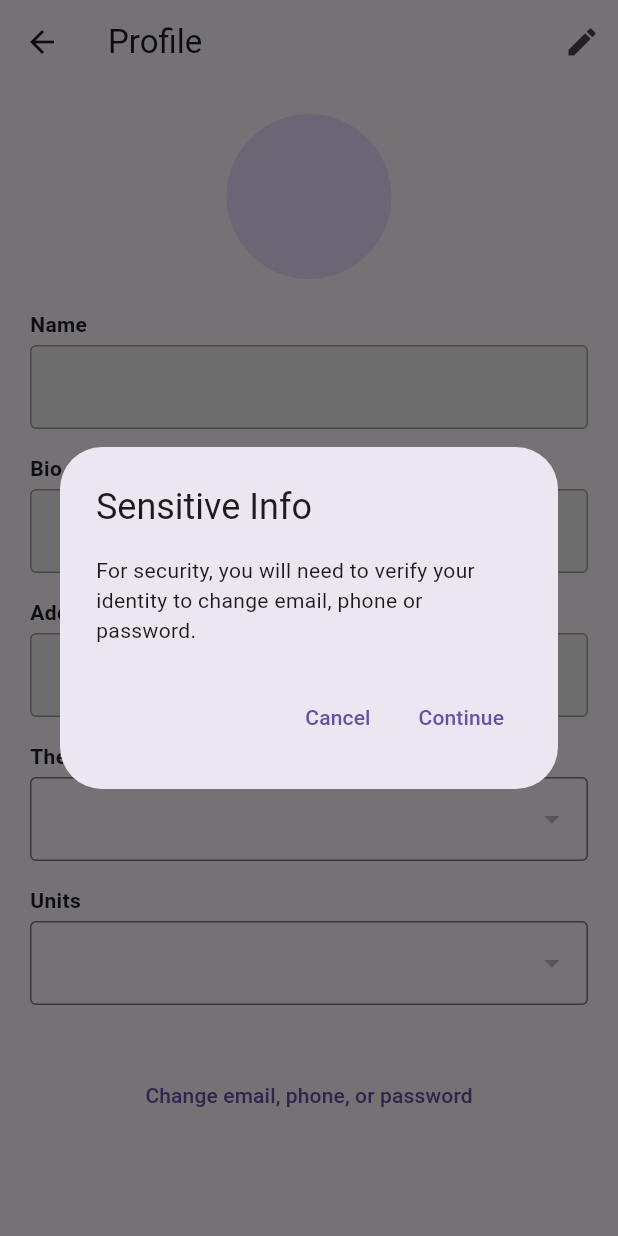
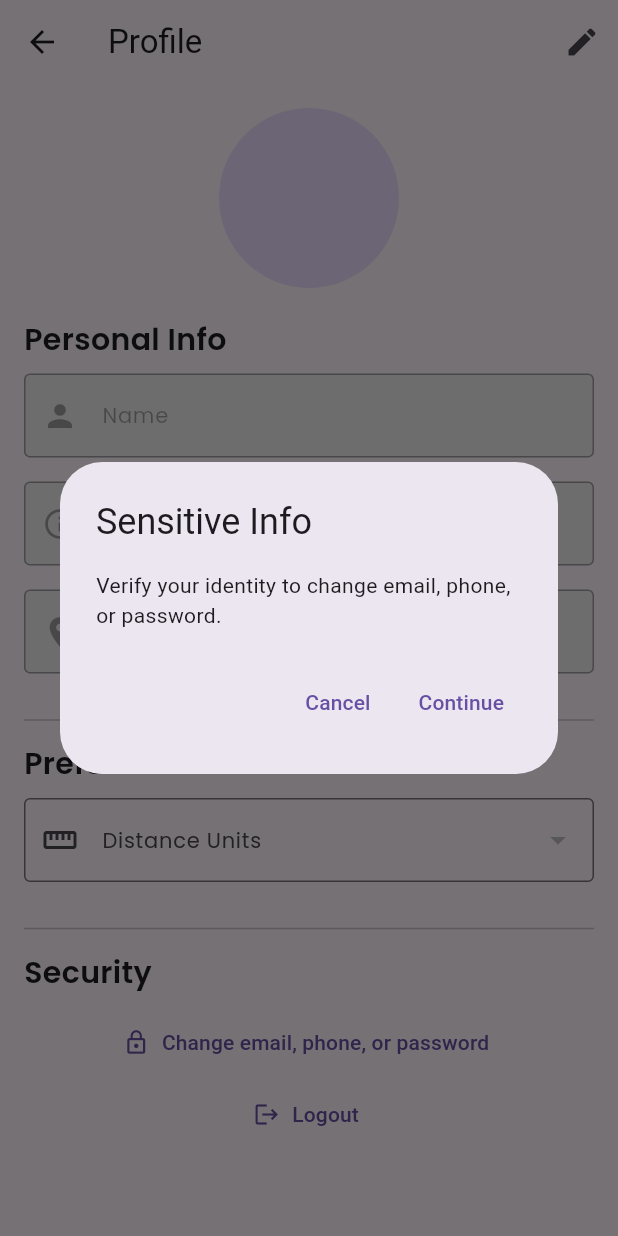
Before and after one commit to AlexCheow/Journey-Mate, a Flutter app: the ProfileScreen screen opened directly, after a tap on "Change email, phone, or password", on a phone screen of 412 x 824 dp. Run offline on Flutter 3.47's test engine with Material 3 defaults, Android fonts, the phone set to English and light mode, and no system bars; our stand-ins replace animate_do, camera, cloud_firestore, dio, firebase_auth, firebase_core and 9 more; accounts and stored records are empty.

Commit message:
Update pubspec.yaml, profile.dart and AndroidManifest.xml

```diff
--- a/lib/screens/profile.dart
+++ b/lib/screens/profile.dart
@@ -1,11 +1,14 @@
+// ignore_for_file: use_build_context_synchronously
+//lib/screens/profile.dart
+// ignore_for_file: use_build_context_synchronously
+import 'dart:io';
+import 'package:cloud_firestore/cloud_firestore.dart';
+import 'package:firebase_storage/firebase_storage.dart';
 import 'package:flutter/material.dart';
-import 'package:cloud_firestore/cloud_firestore.dart';
 import 'package:firebase_auth/firebase_auth.dart';
+import 'package:image_picker/image_picker.dart';
 import 'package:shared_preferences/shared_preferences.dart';
-import 'package:image_picker/image_picker.dart';
-import 'package:firebase_storage/firebase_storage.dart';
-import 'dart:io';
-
+import 'package:google_fonts/google_fonts.dart';
 
 class ProfileScreen extends StatefulWidget {
   const ProfileScreen({super.key});
@@ -17,13 +20,13 @@ class ProfileScreen extends StatefulWidget {
 class _ProfileScreenState extends State<ProfileScreen> {
   Map<String, dynamic>? userData;
   bool isEditing = false;
+  bool isSaving = false;
   final picker = ImagePicker();
   File? _newProfileImage;
   final _formKey = GlobalKey<FormState>();
-  final TextEditingController nameController = TextEditingController();
-  final TextEditingController bioController = TextEditingController();
-  final TextEditingController addressController = TextEditingController();
-  String theme = 'dark';
+  final nameController = TextEditingController();
+  final bioController = TextEditingController();
+  final addressController = TextEditingController();
   String unit = 'km';
 
   @override
@@ -43,7 +46,6 @@ class _ProfileScreenState extends State<ProfileScreen> {
           nameController.text = userData?['name'] ?? '';
           bioController.text = userData?['bio'] ?? '';
           addressController.text = userData?['address'] ?? '';
-          theme = userData?['preferences']?['theme'] ?? 'dark';
           unit = userData?['preferences']?['units'] ?? 'km';
         });
       }
@@ -51,6 +53,8 @@ class _ProfileScreenState extends State<ProfileScreen> {
   }
 
   Future<void> _saveChanges() async {
+    if (!_formKey.currentState!.validate()) return;
+    setState(() => isSaving = true);
     final prefs = await SharedPreferences.getInstance();
     final uid = prefs.getString('uid');
     if (uid == null) return;
@@ -60,139 +64,65 @@ class _ProfileScreenState extends State<ProfileScreen> {
       'bio': bioController.text.trim(),
       'address': addressController.text.trim(),
       'preferences': {
-        'theme': theme,
         'units': unit,
       }
     };
 
     if (_newProfileImage != null) {
-      final fileName = 'profile_$uid.jpg';
-      final ref = FirebaseStorage.instance.ref().child('profile_pics/$fileName');
+      final ref = FirebaseStorage.instance.ref().child('profile_pics/profile_$uid.jpg');
       await ref.putFile(_newProfileImage!);
       final photoUrl = await ref.getDownloadURL();
       updatedData['photoUrl'] = photoUrl;
     }
 
     await FirebaseFirestore.instance.collection('JourneyMate').doc(uid).update(updatedData);
-    setState(() => isEditing = false);
+    setState(() {
+      isEditing = false;
+      isSaving = false;
+      _newProfileImage = null;
+    });
+    ScaffoldMessenger.of(context).showSnackBar(
+      const SnackBar(content: Text('✅ Profile updated successfully!')),
+    );
     _fetchUserData();
   }
 
   Future<void> _pickImage() async {
-    final pickedFile = await picker.pickImage(source: ImageSource.gallery);
-    if (pickedFile != null) {
-      setState(() {
-        _newProfileImage = File(pickedFile.path);
-      });
-    }
-  }
-
-  @override
-  Widget build(BuildContext context) {
-    return Scaffold(
-      appBar: AppBar(
-        title: const Text("Profile"),
-        actions: [
-          if (!isEditing)
-            IconButton(
-              icon: const Icon(Icons.edit),
-              onPressed: () => setState(() => isEditing = true),
+    final source = await showModalBottomSheet<ImageSource>(
+      context: context,
+      builder: (_) => SafeArea(
+        child: Wrap(
+          children: [
+            ListTile(
+              leading: const Icon(Icons.photo_library),
+              title: const Text('Choose from gallery'),
+              onTap: () => Navigator.pop(context, ImageSource.gallery),
             ),
-        ],
-      ),
-      body: userData == null
-          ? const Center(child: CircularProgressIndicator())
-          : SingleChildScrollView(
-        padding: const EdgeInsets.all(20),
-        child: Form(
-          key: _formKey,
-          child: Column(
-            crossAxisAlignment: CrossAxisAlignment.center,
-            children: [
-              GestureDetector(
-                onTap: isEditing ? _pickImage : null,
-                child: CircleAvatar(
-                  radius: 55,
-                  backgroundImage: _newProfileImage != null
-                      ? FileImage(_newProfileImage!)
-                      : (userData?['photoUrl'] != null && userData!['photoUrl'] != ''
-                      ? NetworkImage(userData!['photoUrl'])
-                      : const AssetImage('assets/default_profile.png')) as ImageProvider,
-                ),
-              ),
-              const SizedBox(height: 20),
-              _buildEditableField("Name", nameController, isEditing),
-              _buildEditableField("Bio", bioController, isEditing),
-              _buildEditableField("Address", addressController, isEditing),
-              _buildDropdown("Theme", ['light', 'dark'], theme, (val) => setState(() => theme = 'dark'), isEditing),
-              _buildDropdown("Units", ['km', 'mi'], unit, (val) => setState(() => unit = 'KM'), isEditing),
-              const SizedBox(height: 20),
-              if (isEditing)
-                ElevatedButton(
-                  onPressed: _saveChanges,
-                  child: const Text("Save Changes"),
-                ),
-              if (!isEditing)
-                TextButton(
-                  onPressed: () => _showChangeSensitiveDialog(context),
-                  child: const Text("Change email, phone, or password"),
-                ),
-            ],
-          ),
+            ListTile(
+              leading: const Icon(Icons.camera_alt),
+              title: const Text('Take a photo'),
+              onTap: () => Navigator.pop(context, ImageSource.camera),
+            ),
+          ],
         ),
       ),
     );
+    if (source != null) {
+      final pickedFile = await picker.pickImage(source: source, imageQuality: 80);
+      if (pickedFile != null) {
+        setState(() => _newProfileImage = File(pickedFile.path));
+      }
+    }
   }
-
-  Widget _buildEditableField(String label, TextEditingController controller, bool editable) {
-    return Column(
-      crossAxisAlignment: CrossAxisAlignment.start,
-      children: [
-        Text(label, style: const TextStyle(fontWeight: FontWeight.bold)),
-        const SizedBox(height: 4),
-        TextFormField(
-          controller: controller,
-          enabled: editable,
-          decoration: InputDecoration(
-            border: OutlineInputBorder(),
-            filled: !editable,
-            fillColor: editable ? null : Colors.grey.shade200,
-          ),
-        ),
-        const SizedBox(height: 16),
-      ],
-    );
-  }
-
-  Widget _buildDropdown(String label, List<String> options, String selected, ValueChanged<String?>? onChanged, bool editable) {
-    return Column(
-      crossAxisAlignment: CrossAxisAlignment.start,
-      children: [
-        Text(label, style: const TextStyle(fontWeight: FontWeight.bold)),
-        const SizedBox(height: 4),
-        DropdownButtonFormField<String>(
-          value: selected,
-          onChanged: editable ? onChanged : null,
-          items: options.map((option) => DropdownMenuItem(value: option, child: Text(option))).toList(),
-          decoration: const InputDecoration(border: OutlineInputBorder()),
-        ),
-        const SizedBox(height: 16),
-      ],
-    );
-  }
-
 
   void _showChangeSensitiveDialog(BuildContext context) {
     showDialog(
       context: context,
       builder: (_) => AlertDialog(
         title: const Text("Sensitive Info"),
-        content: const Text("For security, you will need to verify your identity to change email, phone or password."),
+        content: const Text("Verify your identity to change email, phone, or password."),
         actions: [
-          TextButton(
-            onPressed: () => Navigator.pop(context),
-            child: const Text("Cancel"),
-          ),
+          TextButton(onPressed: () => Navigator.pop(context), child: const Text("Cancel")),
           TextButton(
             onPressed: () {
               Navigator.pop(context);
@@ -204,4 +134,174 @@ class _ProfileScreenState extends State<ProfileScreen> {
       ),
     );
   }
+
+  void _confirmLogout() {
+    showDialog(
+      context: context,
+      builder: (ctx) => AlertDialog(
+        title: const Text("Logout"),
+        content: const Text("Are you sure you want to log out?"),
+        actions: [
+          TextButton(
+            child: const Text("Cancel"),
+            onPressed: () => Navigator.of(ctx).pop(),
+          ),
+          TextButton(
+            child: const Text("Logout"),
+            onPressed: () async {
+              Navigator.of(ctx).pop();
+              await FirebaseAuth.instance.signOut();
+              Navigator.pushReplacementNamed(context, '/login');
+            },
+          ),
+        ],
+      ),
+    );
+  }
+
+  @override
+  Widget build(BuildContext context) {
+    final titleStyle = GoogleFonts.poppins(fontSize: 20, fontWeight: FontWeight.w600);
+    final labelStyle = GoogleFonts.poppins(fontSize: 14);
+
+    return Scaffold(
+      appBar: AppBar(
+        title: const Text("Profile"),
+        actions: [
+          IconButton(
+            icon: Icon(isEditing ? Icons.close : Icons.edit),
+            onPressed: () => setState(() => isEditing = !isEditing),
+          )
+        ],
+      ),
+      body: userData == null
+          ? const Center(child: CircularProgressIndicator())
+          : SingleChildScrollView(
+        padding: const EdgeInsets.all(16),
+        child: Form(
+          key: _formKey,
+          child: AnimatedSwitcher(
+            duration: const Duration(milliseconds: 300),
+            child: Column(
+              key: ValueKey(isEditing),
+              children: [
+                Hero(
+                  tag: 'profile-pic',
+                  child: Stack(
+                    alignment: Alignment.bottomRight,
+                    children: [
+                      CircleAvatar(
+                        radius: 60,
+                        backgroundImage: _newProfileImage != null
+                            ? FileImage(_newProfileImage!)
+                            : (userData?['photoUrl'] != null && userData!['photoUrl'] != ''
+                            ? NetworkImage(userData!['photoUrl'])
+                            : const AssetImage('assets/default_profile.png')) as ImageProvider,
+                      ),
+                      if (isEditing)
+                        GestureDetector(
+                          onTap: _pickImage,
+                          child: Container(
+                            padding: const EdgeInsets.all(6),
+                            decoration: const BoxDecoration(color: Colors.blue, shape: BoxShape.circle),
+                            child: const Icon(Icons.camera_alt, color: Colors.white, size: 20),
+                          ),
+                        ),
+                    ],
+                  ),
+                ),
+                const SizedBox(height: 20),
+                _sectionHeader("Personal Info", titleStyle),
+                _buildTextField("Name", nameController, isEditing, Icons.person, labelStyle, required: true),
+                _buildTextField("Bio", bioController, isEditing, Icons.info_outline, labelStyle),
+                _buildTextField("Address", addressController, isEditing, Icons.location_on, labelStyle),
+                const Divider(height: 30),
+                _sectionHeader("Preferences", titleStyle),
+                _buildDropdown("Distance Units", ['km', 'mi'], unit,
+                        (val) => setState(() => unit = val ?? 'km'), isEditing, Icons.straighten, labelStyle),
+                const Divider(height: 30),
+                _sectionHeader("Security", titleStyle),
+                TextButton.icon(
+                  icon: const Icon(Icons.lock_outline),
+                  onPressed: () => _showChangeSensitiveDialog(context),
+                  label: const Text("Change email, phone, or password"),
+                ),
+                TextButton.icon(
+                  icon: const Icon(Icons.logout),
+                  onPressed: _confirmLogout,
+                  label: const Text("Logout"),
+                ),
+                const SizedBox(height: 20),
+                if (isEditing)
+                  SizedBox(
+                    width: double.infinity,
+                    child: ElevatedButton.icon(
+                      onPressed: isSaving ? null : _saveChanges,
+                      icon: isSaving
+                          ? const SizedBox(
+                          height: 18, width: 18,
+                          child: CircularProgressIndicator(strokeWidth: 2, color: Colors.white))
+                          : const Icon(Icons.save),
+                      label: const Text("Save Changes"),
+                      style: ElevatedButton.styleFrom(
+                        padding: const EdgeInsets.symmetric(vertical: 14),
+                        shape: RoundedRectangleBorder(borderRadius: BorderRadius.circular(10)),
+                      ),
+                    ),
+                  ),
+              ],
+            ),
+          ),
+        ),
+      ),
+    );
+  }
+
+  Widget _sectionHeader(String text, TextStyle style) {
+    return Align(
+      alignment: Alignment.centerLeft,
+      child: Padding(
+        padding: const EdgeInsets.only(bottom: 8.0),
+        child: Text(text, style: style),
+      ),
+    );
+  }
+
+  Widget _buildTextField(String label, TextEditingController controller, bool editable,
+      IconData icon, TextStyle labelStyle, {bool required = false}) {
+    return Padding(
+      padding: const EdgeInsets.only(bottom: 16),
+      child: TextFormField(
+        controller: controller,
+        enabled: editable,
+        validator: required ? (val) => val == null || val.isEmpty ? 'Required' : null : null,
+        decoration: InputDecoration(
+          labelText: label,
+          labelStyle: labelStyle,
+          prefixIcon: Icon(icon),
+          border: const OutlineInputBorder(),
+          filled: !editable,
+          fillColor: editable ? null : Colors.grey.shade200,
+        ),
+      ),
+    );
+  }
+
+  Widget _buildDropdown(String label, List<String> options, String selected, ValueChanged<String?>? onChanged,
+      bool editable, IconData icon, TextStyle labelStyle) {
+    return Padding(
+        padding: const EdgeInsets.only(bottom: 16),
+        child: DropdownButtonFormField<String>(
+            value: selected,
+            onChanged: editable ? onChanged : null,
+            items: options.map((option) => DropdownMenuItem(value: option, child: Text(option))).toList(),
+            decoration: InputDecoration(
+              labelText: label,
+              labelStyle: labelStyle,
+              prefixIcon: Icon(icon),
+              border: const OutlineInputBorder(),
+            ),
+            ),
+        );
+    }
 }
--- a/pubspec.yaml
+++ b/pubspec.yaml
@@ -9,6 +9,8 @@ dependencies:
   shared_preferences: ^2.2.2
   flutter:
     sdk: flutter
+  google_fonts: ^6.1.0
+
 
   # ✅ Updated Firebase packages
   firebase_core: ^3.13.1
```
